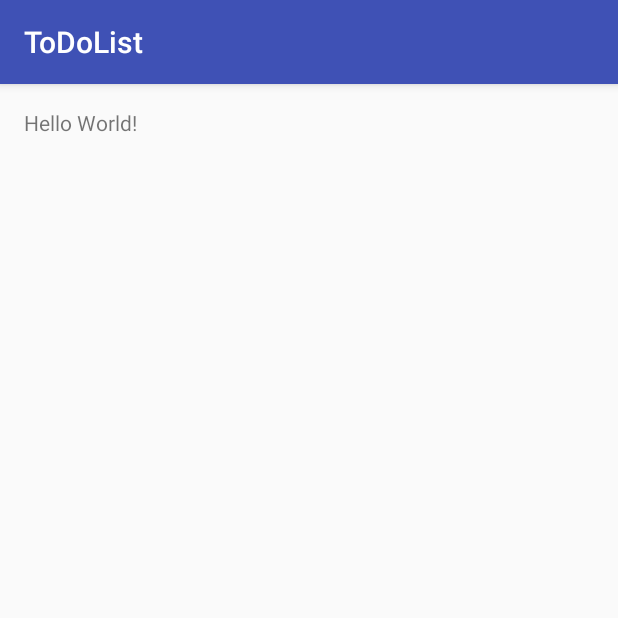
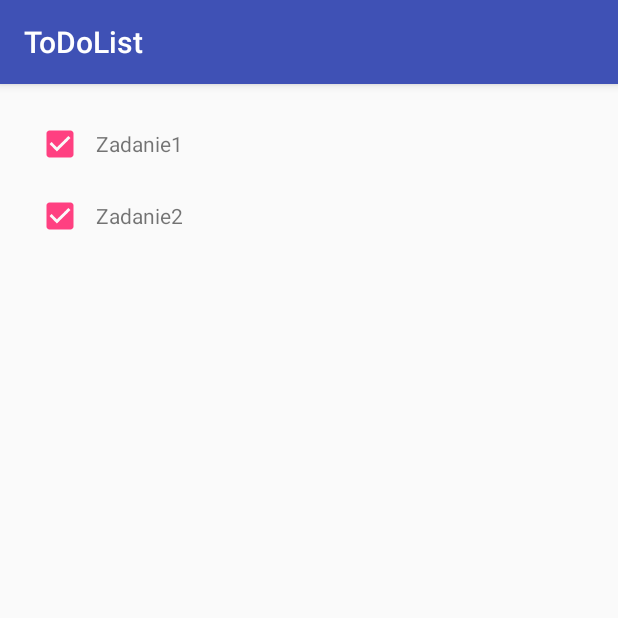
Before and after one commit to ChGol/ToDoList, an Android app: the screen it shows after launch (ToDoListActivity), on a phone screen of 412 x 824 dp, the top half of it. Run offline under Robolectric (Android 15) with nearby library versions, the phone set to English and light mode, and no system bars; our stand-ins replace ButterKnife.

Commit message:
new Adapter

```diff
--- a/app/build.gradle
+++ b/app/build.gradle
@@ -20,13 +20,13 @@ android {
 }
 
 dependencies {
-    compile fileTree(dir: 'libs', include: ['*.jar'])
+    compile fileTree(include: ['*.jar'], dir: 'libs')
     androidTestCompile('com.android.support.test.espresso:espresso-core:2.2.2', {
         exclude group: 'com.android.support', module: 'support-annotations'
     })
     compile 'com.android.support:appcompat-v7:25.1.0'
     testCompile 'junit:junit:4.12'
-
     compile 'com.jakewharton:butterknife:8.4.0'
     annotationProcessor 'com.jakewharton:butterknife-compiler:8.4.0'
+    compile 'com.android.support:recyclerview-v7:25.1.0'
 }
--- a/app/src/main/java/com/training/christian/todolist/ToDoListActivity.java
+++ b/app/src/main/java/com/training/christian/todolist/ToDoListActivity.java
@@ -2,12 +2,41 @@ package com.training.christian.todolist;
 
 import android.support.v7.app.AppCompatActivity;
 import android.os.Bundle;
+import android.support.v7.widget.LinearLayoutManager;
+import android.support.v7.widget.RecyclerView;
+
+import java.util.LinkedList;
+import java.util.List;
+
+import butterknife.BindView;
+import butterknife.ButterKnife;
 
 public class ToDoListActivity extends AppCompatActivity {
+    @BindView(R.id.task_list)
+    RecyclerView mToDoList;
 
     @Override
     protected void onCreate(Bundle savedInstanceState) {
         super.onCreate(savedInstanceState);
         setContentView(R.layout.activity_to_do_list);
+        ButterKnife.bind(this);
+
+        // 1. W jakim układzie maja wyświtlać się elementy listy
+        // Układ pionowy - 1 element a wiersz
+        mToDoList.setLayoutManager(new LinearLayoutManager(this));
+
+        List<ToDoTask> tasks = new LinkedList<>();
+        ToDoTask task = new ToDoTask();
+        task.setName("Zadanie1");
+        task.setDone(true);
+        tasks.add(task);
+
+        ToDoTask task1 = new ToDoTask();
+        task1.setName("Zadanie2");
+        task1.setDone(true);
+        tasks.add(task1);
+
+        ToDoTaskAdapter adapter = new ToDoTaskAdapter(tasks);
+        mToDoList.setAdapter(adapter);
     }
 }
--- /dev/null
+++ b/app/src/main/java/com/training/christian/todolist/ToDoTask.java
@@ -0,0 +1,43 @@
+package com.training.christian.todolist;
+
+import java.util.Date;
+
+public class ToDoTask {
+
+    private Date dateCreated;
+    private String note;
+    private String name;
+    private boolean done;
+
+    public Date getDateCreated() {
+        return dateCreated;
+    }
+
+    public void setDateCreated(Date dateCreated) {
+        this.dateCreated = dateCreated;
+    }
+
+    public String getNote() {
+        return note;
+    }
+
+    public void setNote(String note) {
+        this.note = note;
+    }
+
+    public String getName() {
+        return name;
+    }
+
+    public void setName(String name) {
+        this.name = name;
+    }
+
+    public boolean isDone() {
+        return done;
+    }
+
+    public void setDone(boolean done) {
+        this.done = done;
+    }
+}
--- /dev/null
+++ b/app/src/main/java/com/training/christian/todolist/ToDoTaskAdapter.java
@@ -0,0 +1,55 @@
+package com.training.christian.todolist;
+
+import android.support.v7.widget.RecyclerView;
+import android.view.LayoutInflater;
+import android.view.View;
+import android.view.ViewGroup;
+import android.widget.CheckBox;
+import android.widget.TextView;
+
+import java.util.List;
+
+import butterknife.BindView;
+import butterknife.ButterKnife;
+
+public class ToDoTaskAdapter extends RecyclerView.Adapter<ToDoTaskAdapter.ToDoViewHolder> {
+
+    private List<ToDoTask> mTask;
+
+    public ToDoTaskAdapter(List<ToDoTask> mTask) {
+        this.mTask = mTask;
+    }
+
+    public ToDoViewHolder onCreateViewHolder(ViewGroup parent, int viewType) {
+        LayoutInflater inflater = LayoutInflater.from(parent.getContext());
+        View rowView = inflater.inflate(R.layout.list_item_todo, parent, false);
+        return new ToDoViewHolder(rowView);
+    }
+
+    @Override
+    public void onBindViewHolder(ToDoViewHolder holder, int position) {
+        //1 Pobranie elementu danyh na poycji position
+        ToDoTask task = mTask.get(position);
+        //2 uzupełnienie widoku holdera na podstawie pobraengo obiektu
+        holder.mTilte.setText(task.getName());
+        holder.mDone.setChecked(task.isDone());
+    }
+
+    @Override
+    public int getItemCount() {
+        return mTask.size();
+    }
+
+    public class ToDoViewHolder extends RecyclerView.ViewHolder {
+
+        @BindView(R.id.task_done)
+        CheckBox mDone;
+        @BindView(R.id.task_title)
+        TextView mTilte;
+
+        public ToDoViewHolder(View itemView) {
+            super(itemView);
+            ButterKnife.bind(this, itemView);
+        }
+    }
+}
--- a/app/src/main/res/layout/activity_to_do_list.xml
+++ b/app/src/main/res/layout/activity_to_do_list.xml
@@ -1,7 +1,7 @@
 <?xml version="1.0" encoding="utf-8"?>
-<RelativeLayout xmlns:android="http://schemas.android.com/apk/res/android"
+<android.support.v7.widget.RecyclerView xmlns:android="http://schemas.android.com/apk/res/android"
     xmlns:tools="http://schemas.android.com/tools"
-    android:id="@+id/activity_to_do_list"
+    android:id="@+id/task_list"
     android:layout_width="match_parent"
     android:layout_height="match_parent"
     android:paddingBottom="@dimen/activity_vertical_margin"
@@ -10,8 +10,4 @@
     android:paddingTop="@dimen/activity_vertical_margin"
     tools:context="com.training.christian.todolist.ToDoListActivity">
 
-    <TextView
-        android:layout_width="wrap_content"
-        android:layout_height="wrap_content"
-        android:text="Hello World!" />
-</RelativeLayout>
+</android.support.v7.widget.RecyclerView>
--- /dev/null
+++ b/app/src/main/res/layout/list_item_todo.xml
@@ -0,0 +1,20 @@
+<?xml version="1.0" encoding="utf-8"?>
+<LinearLayout xmlns:android="http://schemas.android.com/apk/res/android"
+    android:orientation="horizontal"
+    android:padding="8dp"
+    android:layout_width="match_parent"
+    android:layout_height="wrap_content">
+
+    <CheckBox
+        android:id="@+id/task_done"
+        android:layout_gravity="center_vertical"
+        android:layout_width="wrap_content"
+        android:layout_height="wrap_content"
+        android:layout_marginRight="8dp"/>
+    <TextView
+        android:id="@+id/task_title"
+        android:layout_gravity="center_vertical"
+        android:layout_width="0dp"
+        android:layout_height="wrap_content"
+        android:layout_weight="1"/>
+</LinearLayout>
```
Also changed, not shown: 1 other file.
